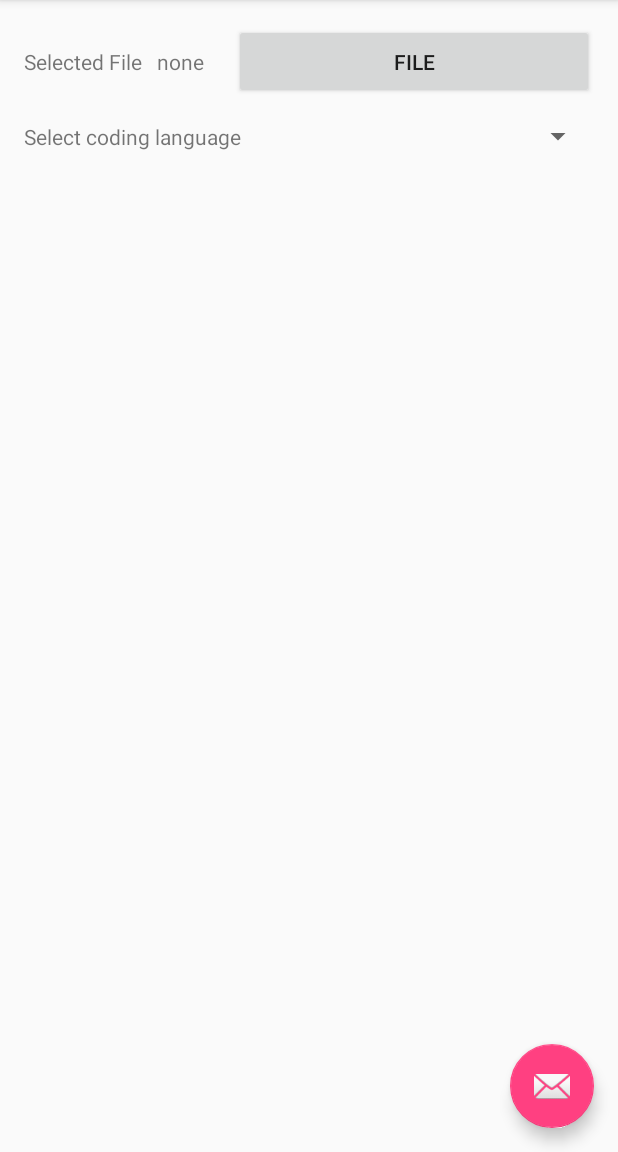
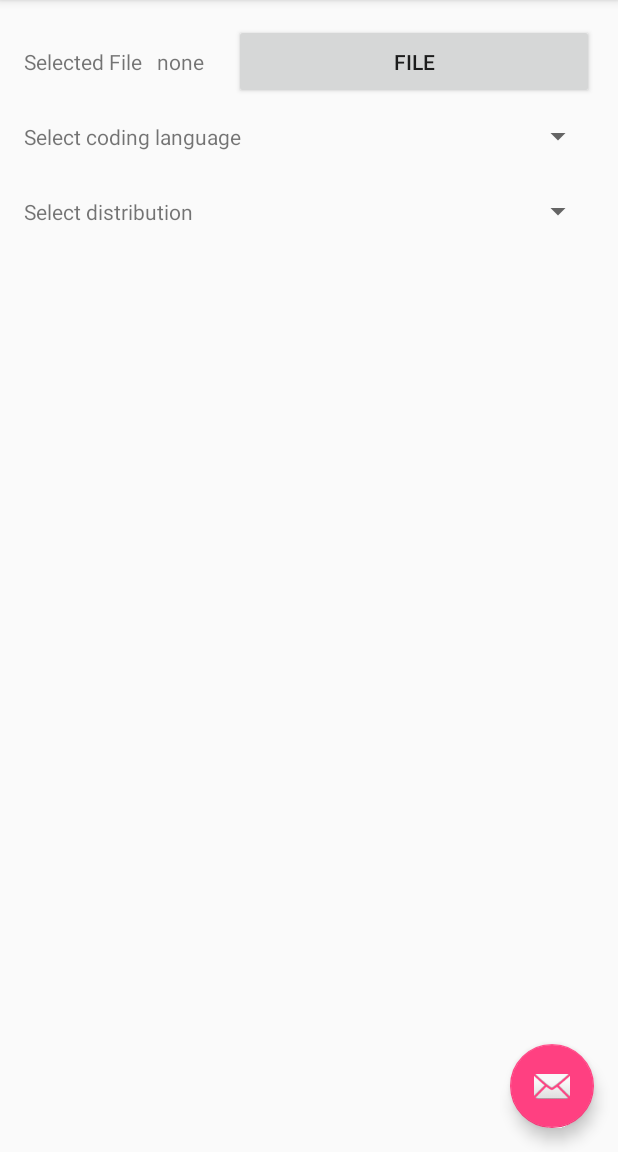
Before and after one commit to jesperancinha/image-train-filters-android, an Android app: the screen it shows after launch (MainActivity), on a phone screen of 412 x 824 dp, the part 84-1236 px from its top. Run offline under Robolectric (Android 15) with nearby library versions, the phone set to English and light mode, and no system bars; 1 statement that could not run was skipped.

Commit message:
SZ-N Adds Spinner for distributions

```diff
--- a/app/build.gradle
+++ b/app/build.gradle
@@ -29,5 +29,5 @@ dependencies {
     compile 'com.android.support:appcompat-v7:23.1.1'
     compile 'com.android.support:design:23.1.1'
     compile 'javax.activation:activation:1.1.1'
-    compile 'pencelizer-text-writer:pencelizer-text-writer:0.0.2'
+    compile 'pencelizer-text-writer:pencelizer-text-writer:0.1.0'
 }
--- a/app/src/main/res/layout/content_main.xml
+++ b/app/src/main/res/layout/content_main.xml
@@ -70,4 +70,26 @@
         android:layout_toRightOf="@id/lblLanguageCoding"
         android:layout_below="@id/lblSelectedFile"
         android:minHeight="50dp"/>
+
+
+    <TextView
+        android:layout_width="wrap_content"
+        android:layout_height="wrap_content"
+        android:textAppearance="?android:attr/textAppearanceSmall"
+        android:layout_below="@id/lblLanguageCoding"
+        android:gravity="center_vertical"
+        android:id="@+id/lblDistribution"
+        android:height="50dp"
+        android:text="Select distribution"
+        />
+
+    <Spinner
+        android:layout_width="wrap_content"
+        android:layout_height="wrap_content"
+        android:id="@+id/spiDistribution"
+        android:layout_alignParentRight="true"
+        android:layout_toRightOf="@id/lblDistribution"
+        android:layout_below="@id/spiLanguageCode"
+        android:minHeight="50dp"
+        />
 </RelativeLayout>
```
Also changed, not shown: app/src/main/res/layout/code_language_roller.xml (deleted, +0 -8 lines).
